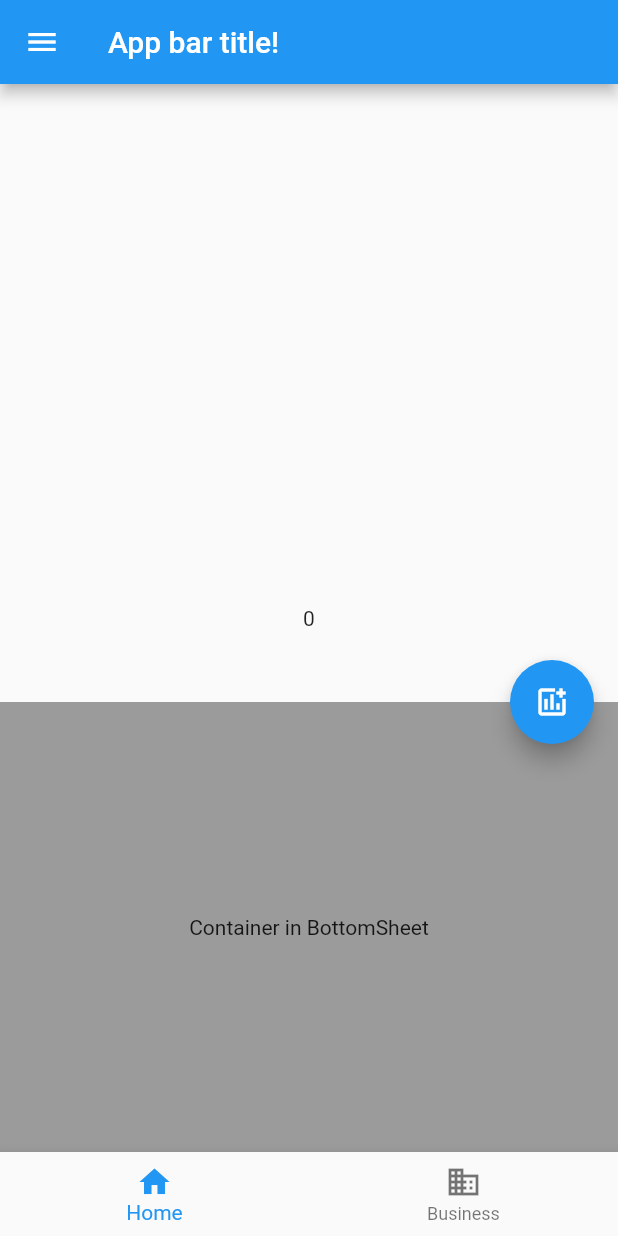
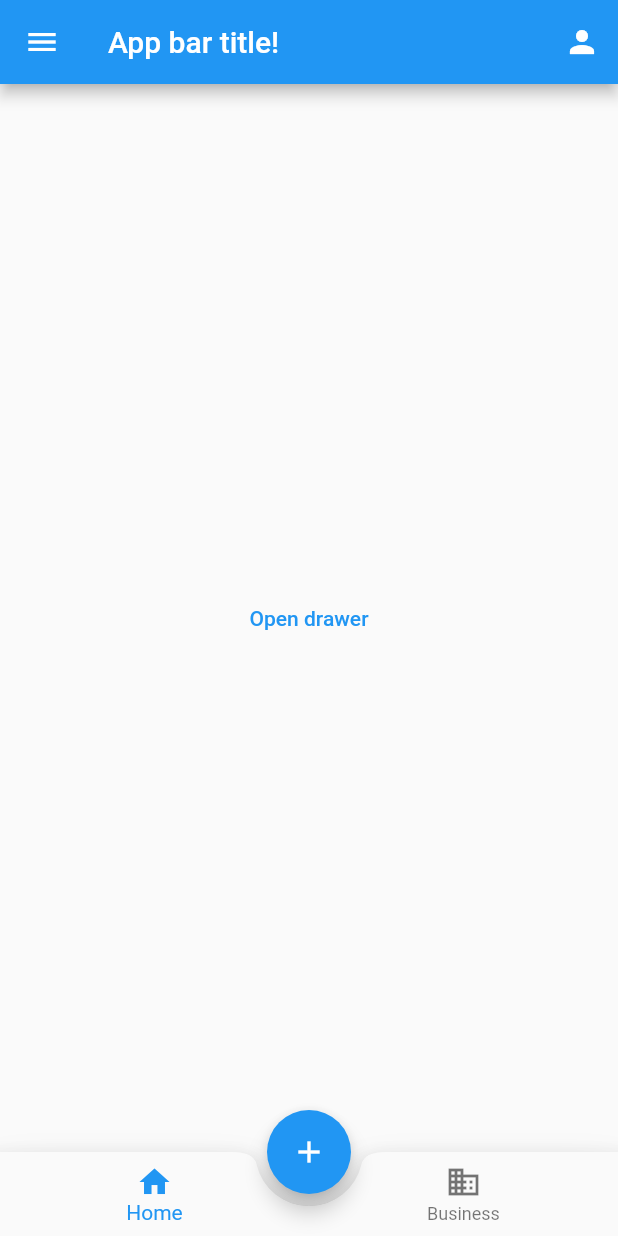
Before and after one commit to KudriavtsevAlex/05_MaterialCupertino, a Flutter app: the screen it shows after launch, on a phone screen of 412 x 824 dp. Run offline on Flutter 3.47's test engine with Material 2 defaults, Android fonts, the phone set to English and light mode, and no system bars.

Commit message:
есть вопросы

```diff
--- a/lib/main.dart
+++ b/lib/main.dart
@@ -1,83 +1,15 @@
 import 'package:flutter/material.dart';
+import 'package:home_work_5/scaffold_example.dart';
 
-void main() {
-  runApp(const MyApp());
-}
+void main() => runApp(MyApp());
 
-class MyApp extends StatefulWidget {
+class MyApp extends StatelessWidget {
   const MyApp({Key? key}) : super(key: key);
-
-  @override
-  State<MyApp> createState() => _MyAppState();
-}
-
-class _MyAppState extends State<MyApp> {
-  int text = 0;
-  void change_text() {
-    setState(() {
-      text++;
-      print(text);
-    });
-  }
 
   @override
   Widget build(BuildContext context) {
     return MaterialApp(
-      home: Scaffold(
-        appBar: AppBar(
-          title: Text('App bar title!'),
-        ),
-        drawer: Drawer(
-          child: ListView(
-            padding: EdgeInsets.zero,
-            children: [
-              const DrawerHeader(
-                decoration: BoxDecoration(
-                  color: Colors.blue,
-                ),
-                child: Text('Drawer Header'),
-              ),
-              ListTile(
-                title: const Text('Item 1'),
-                onTap: () {},
-              ),
-              ListTile(
-                title: const Text('Item 2'),
-                onTap: () {},
-              ),
-            ],
-          ),
-        ),
-        body: Center(
-          child: Text('$text'),
-        ),
-        floatingActionButton: FloatingActionButton(
-          onPressed: () {
-            change_text();
-          },
-          child: const Icon(Icons.add_chart_outlined),
-        ),
-        bottomNavigationBar: BottomNavigationBar(
-          items: const <BottomNavigationBarItem>[
-            BottomNavigationBarItem(
-              icon: Icon(Icons.home),
-              label: 'Home',
-            ),
-            BottomNavigationBarItem(
-              icon: Icon(Icons.business),
-              label: 'Business',
-            ),
-          ],
-        ),
-        bottomSheet: BottomSheet(
-          builder: (context) => Container(
-            height: 300,
-            color: Colors.black38,
-            child: const Center(child: Text('Container in BottomSheet')),
-          ),
-          onClosing: () {},
-        ),
-      ),
+      home: ScaffoldExample(),
     );
   }
 }
--- /dev/null
+++ b/lib/scaffold_example.dart
@@ -0,0 +1,172 @@
+import 'package:flutter/material.dart';
+import 'package:flutter/cupertino.dart';
+
+class ScaffoldExample extends StatefulWidget {
+  const ScaffoldExample({Key? key}) : super(key: key);
+
+  @override
+  _ScaffoldExampleState createState() => _ScaffoldExampleState();
+}
+
+class _ScaffoldExampleState extends State<ScaffoldExample> {
+  int tabIndex = 0;
+  final GlobalKey<ScaffoldState> scaffoldKey = GlobalKey<ScaffoldState>();
+  // PersistentBottomSheetController _controller;
+
+  void openDr() {
+    scaffoldKey.currentState!.openEndDrawer();
+  }
+
+  // void toggleBottomSheet() {
+  //   if (_controller == null) {
+  //     _controller = scaffoldKey.currentState.showBottomSheet(
+  //       (context) => Container(
+  //         color: Colors.deepOrange,
+  //         height: 200,
+  //         child: const Center(
+  //           child: Text('Dottom sheet'),
+  //         ),
+  //       ),
+  //     );
+  //   } else {
+  //     _controller.close();
+  //     _controller = null;
+  //   }
+  // }
+
+  @override
+  Widget build(BuildContext context) {
+    return MaterialApp(
+      home: Scaffold(
+        key: scaffoldKey,
+        appBar: AppBar(
+          title: Text('App bar title!'),
+          actions: [
+            Builder(
+              builder: (context) => IconButton(
+                icon: Icon(Icons.person),
+                onPressed: () {},
+                // onPressed: toggleBottomSheet,
+              ),
+            )
+          ],
+        ),
+        drawer: Drawer(
+          child: ListView(
+            padding: EdgeInsets.zero,
+            children: [
+              const DrawerHeader(
+                decoration: BoxDecoration(
+                  color: Colors.blue,
+                ),
+                child: CircleAvatar(
+                  radius: 68,
+                  backgroundColor: Colors.cyan,
+                ),
+              ),
+              ListTile(
+                leading: const Icon(Icons.home),
+                title: const Text('Item 1'),
+                onTap: () {},
+                onLongPress: () {
+                  print('Long press');
+                },
+              ),
+              ListTile(
+                leading: const Icon(Icons.backpack),
+                title: const Text('Item 2'),
+                onTap: () {},
+              ),
+            ],
+          ),
+        ),
+        endDrawer: const Drawer(
+          child: Center(
+            child: Text('EndDrawer'),
+          ),
+        ),
+        body: Center(
+          child: Builder(
+            builder: (context) => TextButton(
+              onPressed: () {
+                showModalBottomSheet(
+                  context: context,
+                  builder: (context) {
+                    return Text('ssssds');
+                  },
+                );
+              },
+              child: const Text('Open drawer'),
+            ),
+          ),
+        ),
+        floatingActionButtonLocation: FloatingActionButtonLocation.centerDocked,
+        floatingActionButton: FloatingActionButton(
+          child: const Icon(Icons.add),
+          onPressed: openDr,
+          // child: const Icon(Icons.add_chart_outlined),
+        ),
+        bottomNavigationBar: BottomAppBar(
+          shape: CircularNotchedRectangle(),
+          elevation: 10,
+          notchMargin: 8,
+          clipBehavior: Clip.antiAlias,
+          child: Container(
+            child: BottomNavigationBar(
+              items: const <BottomNavigationBarItem>[
+                BottomNavigationBarItem(
+                  icon: Icon(Icons.home),
+                  label: 'Home',
+                ),
+                BottomNavigationBarItem(
+                  icon: Icon(Icons.business),
+                  label: 'Business',
+                ),
+              ],
+            ),
+          ),
+        ),
+        // bottomSheet: BottomSheet(
+        //   builder: (context) => Container(
+        //     height: 200,
+        //     color: Colors.black38,
+        //     child: const Center(child: Text('Container in BottomSheet')),
+        //   ),
+        //   onClosing: () {},
+        // ),
+      ),
+    );
+  }
+}
+
+class FirstPage extends StatelessWidget {
+  const FirstPage({Key? key}) : super(key: key);
+
+  @override
+  Widget build(BuildContext context) {
+    return const MaterialApp(
+      home: Center(
+        child: Text(
+          'First Page',
+          style: TextStyle(color: Colors.blueAccent),
+        ),
+      ),
+    );
+  }
+}
+
+class SecondPage extends StatelessWidget {
+  const SecondPage({Key? key}) : super(key: key);
+
+  @override
+  Widget build(BuildContext context) {
+    return const MaterialApp(
+      home: Center(
+        child: Text(
+          'Second Page',
+          style: TextStyle(color: Colors.redAccent),
+        ),
+      ),
+    );
+  }
+}
```
Also changed, not shown: 1 other file.
